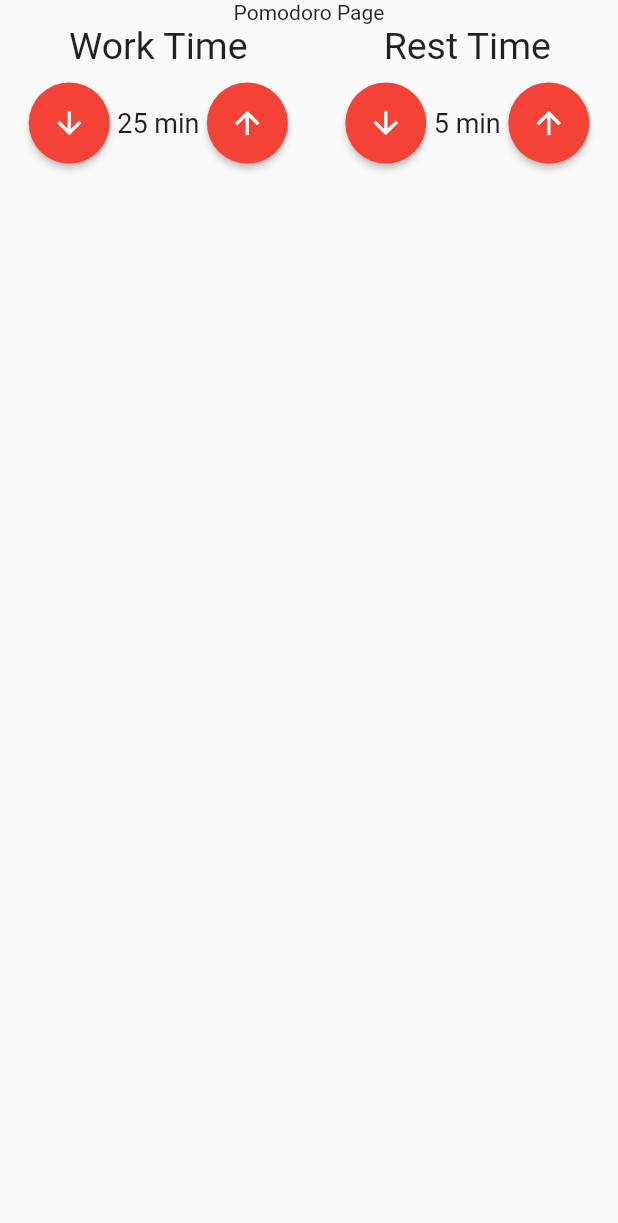
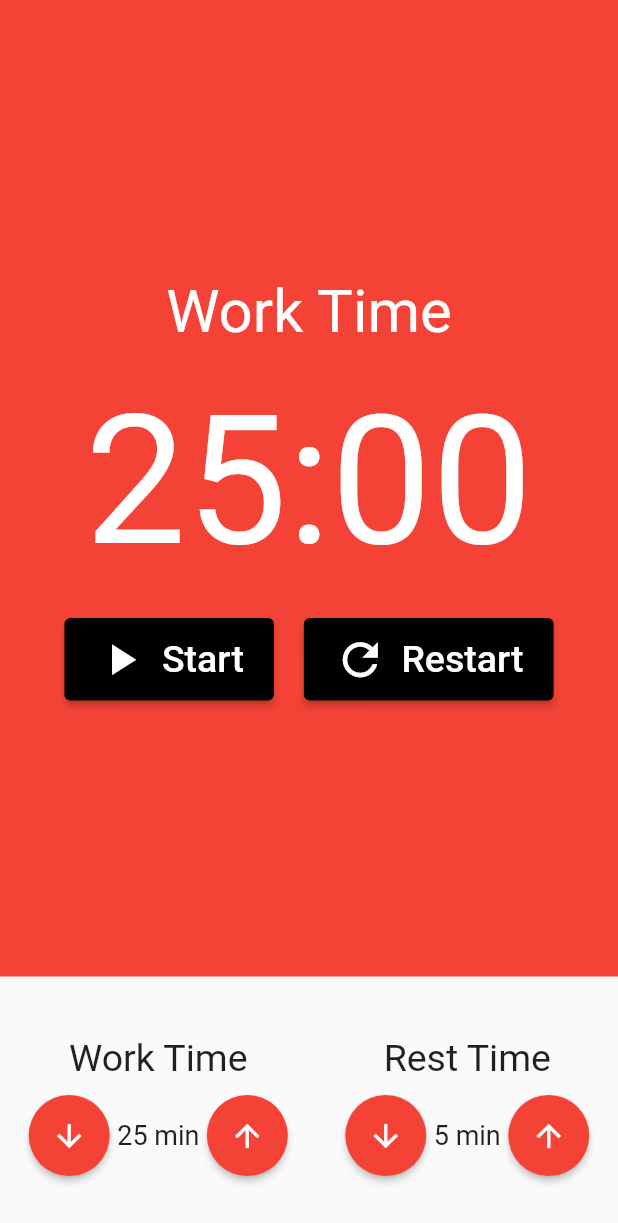
Before and after one commit to caiovcruz/pomodoro, a Flutter app: the screen it shows after launch, on a phone screen of 412 x 824 dp. Shown: the top 1223 px of the screen. Run offline on Flutter 3.47's test engine with Material 2 defaults, Android fonts, the phone set to English and light mode, and no system bars; our stand-ins replace mobx; generated files the repository leaves out were written again.

Commit message:
Working on timer widget

```diff
--- /dev/null
+++ b/lib/components/timer_button.dart
@@ -0,0 +1,45 @@
+import 'package:flutter/material.dart';
+
+class TimerButton extends StatelessWidget {
+  final String text;
+  final IconData icon;
+
+  const TimerButton({
+    Key? key,
+    required this.text,
+    required this.icon,
+  }) : super(key: key);
+
+  @override
+  Widget build(BuildContext context) {
+    final colorScheme = Theme.of(context).colorScheme;
+
+    return ElevatedButton(
+      onPressed: () {},
+      style: ElevatedButton.styleFrom(
+        primary: colorScheme.tertiary,
+        padding: const EdgeInsets.symmetric(
+          horizontal: 20,
+          vertical: 10,
+        ),
+      ),
+      child: Row(
+        children: [
+          Padding(
+            padding: const EdgeInsets.only(right: 10),
+            child: Icon(
+              icon,
+              size: 35,
+            ),
+          ),
+          Text(
+            text,
+            style: const TextStyle(
+              fontSize: 25,
+            ),
+          ),
+        ],
+      ),
+    );
+  }
+}
--- /dev/null
+++ b/lib/components/timer_widget.dart
@@ -0,0 +1,62 @@
+import 'package:flutter/material.dart';
+
+import 'timer_button.dart';
+
+class TimerWidget extends StatelessWidget {
+  const TimerWidget({Key? key}) : super(key: key);
+
+  @override
+  Widget build(BuildContext context) {
+    return Container(
+      color: Theme.of(context).colorScheme.primary,
+      child: Column(
+        mainAxisAlignment: MainAxisAlignment.center,
+        crossAxisAlignment: CrossAxisAlignment.center,
+        children: [
+          const Text(
+            'Work Time',
+            style: TextStyle(
+              fontSize: 40,
+              color: Colors.white,
+            ),
+          ),
+          const SizedBox(height: 20),
+          const Text(
+            '25:00',
+            style: TextStyle(
+              fontSize: 120,
+              color: Colors.white,
+            ),
+          ),
+          const SizedBox(height: 20),
+          Row(
+            mainAxisAlignment: MainAxisAlignment.center,
+            children: const [
+              Padding(
+                padding: EdgeInsets.only(right: 10),
+                child: TimerButton(
+                  text: 'Start',
+                  icon: Icons.play_arrow,
+                ),
+              ),
+              // Padding(
+              // padding: EdgeInsets.only(right: 10),
+              //   child: TimerButton(
+              //     text: 'Stop',
+              //     icon: Icons.stop,
+              //   ),
+              // ),
+              Padding(
+                padding: EdgeInsets.only(left: 10),
+                child: TimerButton(
+                  text: 'Restart',
+                  icon: Icons.refresh,
+                ),
+              ),
+            ],
+          ),
+        ],
+      ),
+    );
+  }
+}
--- a/lib/main.dart
+++ b/lib/main.dart
@@ -18,6 +18,7 @@ class MyApp extends StatelessWidget {
         colorScheme: ColorScheme.fromSwatch().copyWith(
           primary: Colors.red[500],
           secondary: Colors.green[500],
+          tertiary: Colors.black,
         ),
       ),
       home: const PomodoroPage(),
--- a/lib/pages/pomodoro_page.dart
+++ b/lib/pages/pomodoro_page.dart
@@ -1,6 +1,7 @@
 import 'package:flutter/material.dart';
 
 import '../components/enter_time_widget.dart';
+import '../components/timer_widget.dart';
 
 class PomodoroPage extends StatelessWidget {
   const PomodoroPage({Key? key}) : super(key: key);
@@ -10,9 +11,14 @@ class PomodoroPage extends StatelessWidget {
     return Scaffold(
       body: SafeArea(
         child: Column(
+          crossAxisAlignment: CrossAxisAlignment.stretch,
           children: [
-            const Text('Pomodoro Page'),
-            Row(
+            const Expanded(
+              child: TimerWidget(),
+            ),
+            Padding(
+              padding: const EdgeInsets.symmetric(vertical: 40),
+              child: Row(
                 mainAxisAlignment: MainAxisAlignment.spaceAround,
                 children: const [
                   EnterTimeWidget(
@@ -25,6 +31,7 @@ class PomodoroPage extends StatelessWidget {
                   ),
                 ],
               ),
+            ),
           ],
         ),
       ),
```
Lines whose indentation alone changed are shown as unchanged.
